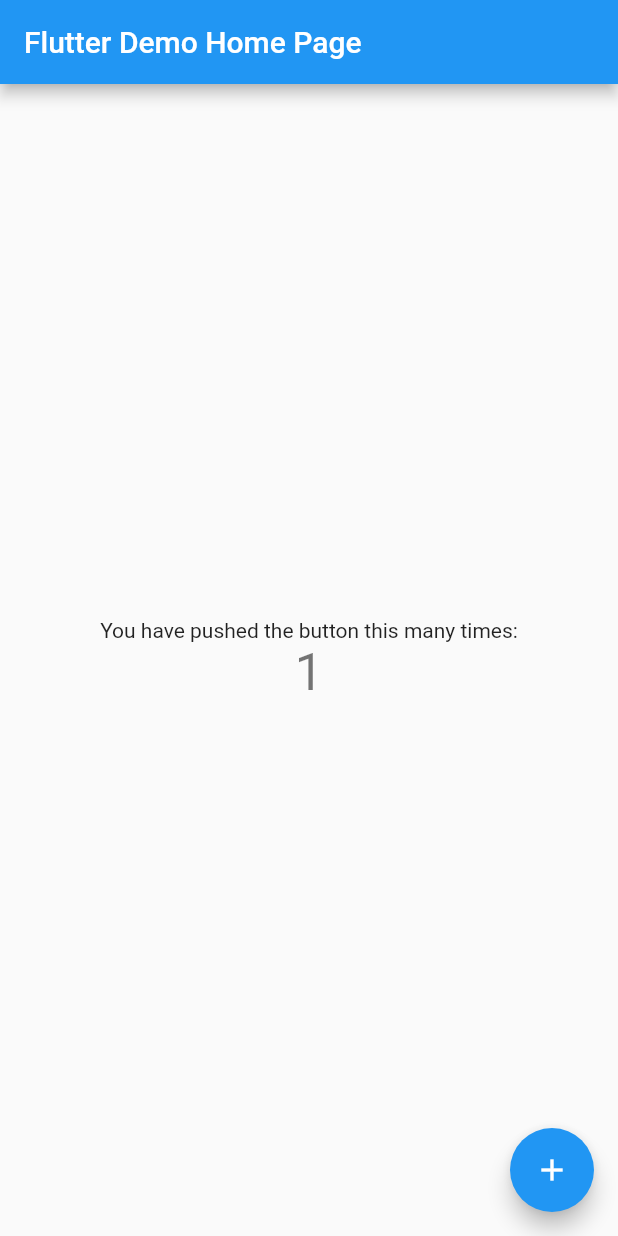
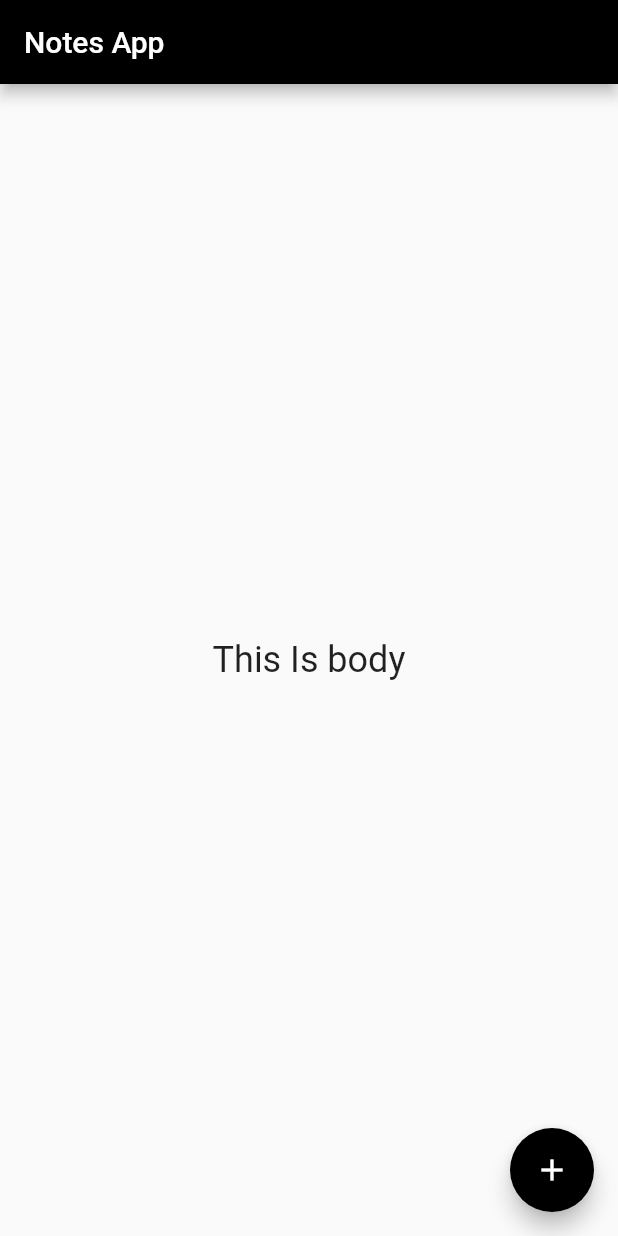
Before and after one commit to techymannu/notes, a Flutter app: the screen it shows after launch, after a tap on the "add" icon, on a phone screen of 412 x 824 dp. Run offline on Flutter 3.47's test engine with Material 2 defaults, Android fonts, the phone set to English and light mode, and no system bars.

Commit message:
basic title change

```diff
--- a/lib/main.dart
+++ b/lib/main.dart
@@ -10,20 +10,14 @@ class MyApp extends StatelessWidget {
   @override
   Widget build(BuildContext context) {
     return MaterialApp(
-      title: 'Flutter Demo',
+      debugShowCheckedModeBanner: false,
+      title: 'Notes App',
       theme: ThemeData(
-        // This is the theme of your application.
-        //
-        // Try running your application with "flutter run". You'll see the
-        // application has a blue toolbar. Then, without quitting the app, try
-        // changing the primarySwatch below to Colors.green and then invoke
-        // "hot reload" (press "r" in the console where you ran "flutter run",
-        // or simply save your changes to "hot reload" in a Flutter IDE).
-        // Notice that the counter didn't reset back to zero; the application
-        // is not restarted.
+
         primarySwatch: Colors.blue,
       ),
-      home: const MyHomePage(title: 'Flutter Demo Home Page'),
+
+      home: const MyHomePage(title: 'Notes App'),
     );
   }
 }
@@ -31,14 +25,6 @@ class MyApp extends StatelessWidget {
 class MyHomePage extends StatefulWidget {
   const MyHomePage({super.key, required this.title});
 
-  // This widget is the home page of your application. It is stateful, meaning
-  // that it has a State object (defined below) that contains fields that affect
-  // how it looks.
-
-  // This class is the configuration for the state. It holds the values (in this
-  // case the title) provided by the parent (in this case the App widget) and
-  // used by the build method of the State. Fields in a Widget subclass are
-  // always marked "final".
 
   final String title;
 
@@ -47,66 +33,28 @@ class MyHomePage extends StatefulWidget {
 }
 
 class _MyHomePageState extends State<MyHomePage> {
-  int _counter = 0;
-
-  void _incrementCounter() {
-    setState(() {
-      // This call to setState tells the Flutter framework that something has
-      // changed in this State, which causes it to rerun the build method below
-      // so that the display can reflect the updated values. If we changed
-      // _counter without calling setState(), then the build method would not be
-      // called again, and so nothing would appear to happen.
-      _counter++;
-    });
-  }
-
   @override
   Widget build(BuildContext context) {
-    // This method is rerun every time setState is called, for instance as done
-    // by the _incrementCounter method above.
-    //
-    // The Flutter framework has been optimized to make rerunning build methods
-    // fast, so that you can just rebuild anything that needs updating rather
-    // than having to individually change instances of widgets.
     return Scaffold(
       appBar: AppBar(
-        // Here we take the value from the MyHomePage object that was created by
-        // the App.build method, and use it to set our appbar title.
+        backgroundColor: Colors.black,
         title: Text(widget.title),
+
+
+
       ),
-      body: Center(
-        // Center is a layout widget. It takes a single child and positions it
-        // in the middle of the parent.
-        child: Column(
-          // Column is also a layout widget. It takes a list of children and
-          // arranges them vertically. By default, it sizes itself to fit its
-          // children horizontally, and tries to be as tall as its parent.
-          //
-          // Invoke "debug painting" (press "p" in the console, choose the
-          // "Toggle Debug Paint" action from the Flutter Inspector in Android
-          // Studio, or the "Toggle Debug Paint" command in Visual Studio Code)
-          // to see the wireframe for each widget.
-          //
-          // Column has various properties to control how it sizes itself and
-          // how it positions its children. Here we use mainAxisAlignment to
-          // center the children vertically; the main axis here is the vertical
-          // axis because Columns are vertical (the cross axis would be
-          // horizontal).
-          mainAxisAlignment: MainAxisAlignment.center,
-          children: <Widget>[
-            const Text(
-              'You have pushed the button this many times:',
-            ),
-            Text(
-              '$_counter',
-              style: Theme.of(context).textTheme.headlineMedium,
-            ),
-          ],
+      body: const Center(
+
+        child: Text(
+          "This Is body",
+
+          style: TextStyle(fontSize: 24),
         ),
       ),
       floatingActionButton: FloatingActionButton(
-        onPressed: _incrementCounter,
+        onPressed: (){},
         tooltip: 'Increment',
+        backgroundColor: Colors.black,
         child: const Icon(Icons.add),
       ), // This trailing comma makes auto-formatting nicer for build methods.
     );
```
